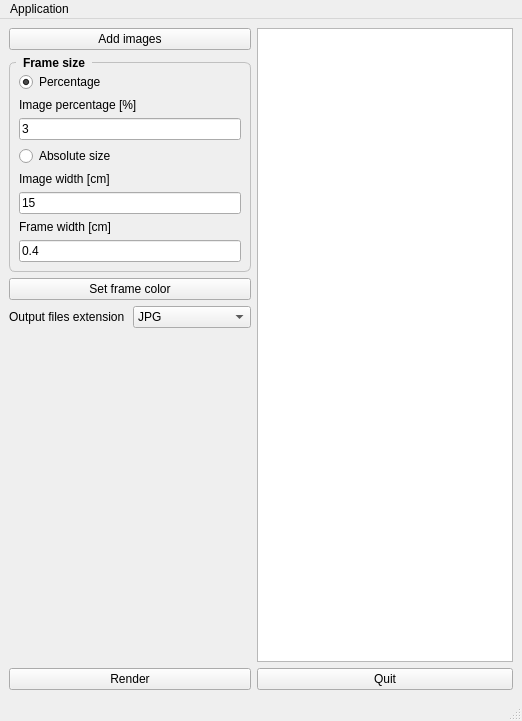
The window that ui/mainwindow.ui (JakubHazik/AddImageFrame) describes before a commit, drawn with Qt 5.
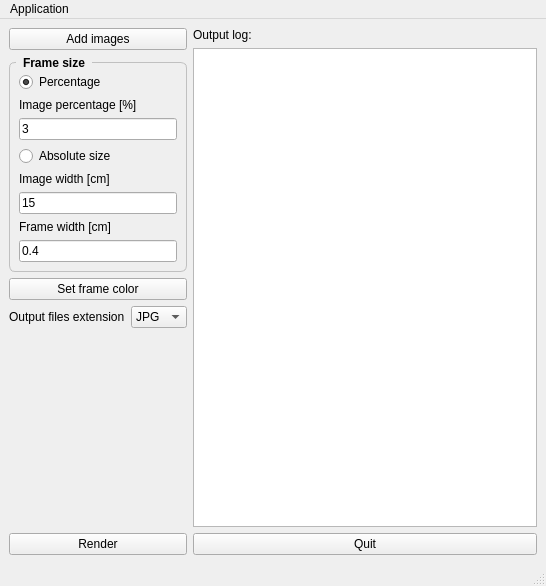
The same window after the commit.

Commit message: prevent user mistakes (overwrite files etc.)

The edit to the form file:
```diff
--- a/ui/mainwindow.ui
+++ b/ui/mainwindow.ui
@@ -6,8 +6,8 @@
    <rect>
     <x>0</x>
     <y>0</y>
-    <width>522</width>
-    <height>721</height>
+    <width>546</width>
+    <height>586</height>
    </rect>
   </property>
   <property name="windowTitle">
@@ -17,10 +17,13 @@
    <layout class="QHBoxLayout" name="horizontalLayout">
     <item>
      <layout class="QGridLayout" name="gridLayout">
+      <property name="sizeConstraint">
+       <enum>QLayout::SetFixedSize</enum>
+      </property>
       <item row="0" column="0">
        <widget class="QPushButton" name="browse_btn">
         <property name="sizePolicy">
-         <sizepolicy hsizetype="Expanding" vsizetype="Fixed">
+         <sizepolicy hsizetype="Preferred" vsizetype="Fixed">
           <horstretch>0</horstretch>
           <verstretch>0</verstretch>
          </sizepolicy>
@@ -33,7 +36,7 @@
       <item row="9" column="0">
        <widget class="QPushButton" name="render_btn">
         <property name="sizePolicy">
-         <sizepolicy hsizetype="Expanding" vsizetype="Fixed">
+         <sizepolicy hsizetype="Preferred" vsizetype="Fixed">
           <horstretch>0</horstretch>
           <verstretch>0</verstretch>
          </sizepolicy>
@@ -46,7 +49,7 @@
       <item row="3" column="0">
        <widget class="QPushButton" name="color_btn">
         <property name="sizePolicy">
-         <sizepolicy hsizetype="Expanding" vsizetype="Fixed">
+         <sizepolicy hsizetype="Preferred" vsizetype="Fixed">
           <horstretch>0</horstretch>
           <verstretch>0</verstretch>
          </sizepolicy>
@@ -120,6 +123,12 @@
          </item>
          <item>
           <widget class="QLineEdit" name="percentageInput">
+           <property name="sizePolicy">
+            <sizepolicy hsizetype="Preferred" vsizetype="Fixed">
+             <horstretch>0</horstretch>
+             <verstretch>0</verstretch>
+            </sizepolicy>
+           </property>
            <property name="text">
             <string>3</string>
            </property>
@@ -141,6 +150,12 @@
          </item>
          <item>
           <widget class="QLineEdit" name="imageWidth">
+           <property name="sizePolicy">
+            <sizepolicy hsizetype="Preferred" vsizetype="Fixed">
+             <horstretch>0</horstretch>
+             <verstretch>0</verstretch>
+            </sizepolicy>
+           </property>
            <property name="text">
             <string>15</string>
            </property>
@@ -155,6 +170,12 @@
          </item>
          <item>
           <widget class="QLineEdit" name="frameWidth">
+           <property name="sizePolicy">
+            <sizepolicy hsizetype="Preferred" vsizetype="Fixed">
+             <horstretch>0</horstretch>
+             <verstretch>0</verstretch>
+            </sizepolicy>
+           </property>
            <property name="text">
             <string>0.4</string>
            </property>
@@ -168,6 +189,9 @@
         <property name="orientation">
          <enum>Qt::Vertical</enum>
         </property>
+        <property name="sizeType">
+         <enum>QSizePolicy::Expanding</enum>
+        </property>
         <property name="sizeHint" stdset="0">
          <size>
           <width>20</width>
@@ -180,6 +204,13 @@
     </item>
     <item>
      <layout class="QVBoxLayout" name="verticalLayout_2">
+      <item>
+       <widget class="QLabel" name="label_3">
+        <property name="text">
+         <string>Output log:</string>
+        </property>
+       </widget>
+      </item>
       <item>
        <widget class="QTextEdit" name="textOutput"/>
       </item>
@@ -199,7 +230,7 @@
     <rect>
      <x>0</x>
      <y>0</y>
-     <width>522</width>
+     <width>546</width>
      <height>22</height>
     </rect>
    </property>
```
The commit also changes 2 other files.
